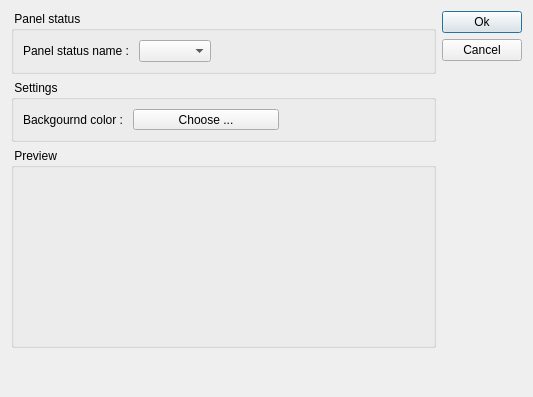
Old version of the form client/dlgpanelappereance.ui in the repository tbikfalvi/Belenus.
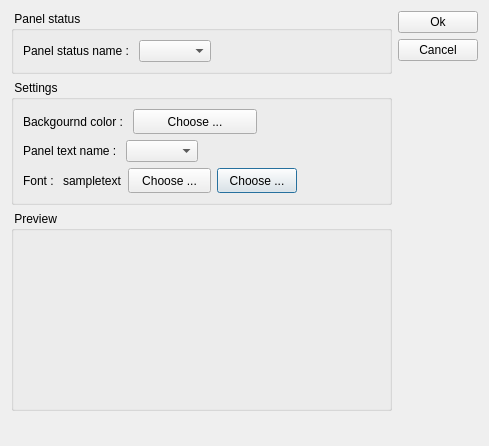
New version of the form.

```diff
--- a/client/dlgpanelappereance.ui
+++ b/client/dlgpanelappereance.ui
@@ -6,22 +6,24 @@
    <rect>
     <x>0</x>
     <y>0</y>
-    <width>533</width>
-    <height>397</height>
+    <width>489</width>
+    <height>446</height>
    </rect>
   </property>
   <property name="windowTitle">
    <string>Dialog</string>
   </property>
-  <layout class="QHBoxLayout" name="horizontalLayout_3">
+  <layout class="QHBoxLayout" name="horizontalLayout_5">
    <item>
-    <layout class="QVBoxLayout" name="verticalLayout_2">
+    <layout class="QVBoxLayout" name="verticalLayout_4">
      <item>
       <widget class="QGroupBox" name="gbPanelStatus">
        <property name="title">
         <string> Panel status </string>
        </property>
-       <layout class="QHBoxLayout" name="horizontalLayout">
+       <layout class="QVBoxLayout" name="verticalLayout_2">
+        <item>
+         <layout class="QHBoxLayout" name="horizontalLayout_3">
         <item>
          <widget class="QLabel" name="lblPanelStatusName">
           <property name="text">
@@ -46,6 +48,8 @@
          </spacer>
         </item>
        </layout>
+        </item>
+       </layout>
       </widget>
      </item>
      <item>
@@ -53,6 +57,8 @@
        <property name="title">
         <string> Settings </string>
        </property>
+       <layout class="QVBoxLayout" name="verticalLayout_3">
+        <item>
        <layout class="QHBoxLayout" name="horizontalLayout_2">
         <item>
          <widget class="QLabel" name="lblBackgroundColor">
@@ -69,6 +75,12 @@
             <verstretch>0</verstretch>
            </sizepolicy>
           </property>
+            <property name="minimumSize">
+             <size>
+              <width>0</width>
+              <height>25</height>
+             </size>
+            </property>
           <property name="maximumSize">
            <size>
             <width>16777215</width>
@@ -80,8 +92,8 @@
           </property>
           <property name="iconSize">
            <size>
-            <width>20</width>
-            <height>20</height>
+              <width>10</width>
+              <height>10</height>
            </size>
           </property>
           <property name="toolButtonStyle">
@@ -103,6 +115,119 @@
          </spacer>
         </item>
        </layout>
+        </item>
+        <item>
+         <layout class="QHBoxLayout" name="horizontalLayout_4">
+          <item>
+           <widget class="QLabel" name="lblPanelText">
+            <property name="text">
+             <string>Panel text name : </string>
+            </property>
+           </widget>
+          </item>
+          <item>
+           <widget class="QComboBox" name="cmbPanelText"/>
+          </item>
+          <item>
+           <spacer name="horizontalSpacer_4">
+            <property name="orientation">
+             <enum>Qt::Horizontal</enum>
+            </property>
+            <property name="sizeHint" stdset="0">
+             <size>
+              <width>40</width>
+              <height>20</height>
+             </size>
+            </property>
+           </spacer>
+          </item>
+         </layout>
+        </item>
+        <item>
+         <layout class="QHBoxLayout" name="horizontalLayout">
+          <item>
+           <widget class="QLabel" name="lblFont">
+            <property name="text">
+             <string>Font : </string>
+            </property>
+           </widget>
+          </item>
+          <item>
+           <widget class="QLabel" name="lblSample">
+            <property name="text">
+             <string>sampletext</string>
+            </property>
+           </widget>
+          </item>
+          <item>
+           <widget class="QToolButton" name="pbFontColor">
+            <property name="sizePolicy">
+             <sizepolicy hsizetype="MinimumExpanding" vsizetype="Fixed">
+              <horstretch>0</horstretch>
+              <verstretch>0</verstretch>
+             </sizepolicy>
+            </property>
+            <property name="minimumSize">
+             <size>
+              <width>0</width>
+              <height>25</height>
+             </size>
+            </property>
+            <property name="maximumSize">
+             <size>
+              <width>16777215</width>
+              <height>24</height>
+             </size>
+            </property>
+            <property name="text">
+             <string>Choose ...</string>
+            </property>
+            <property name="iconSize">
+             <size>
+              <width>20</width>
+              <height>20</height>
+             </size>
+            </property>
+            <property name="toolButtonStyle">
+             <enum>Qt::ToolButtonTextBesideIcon</enum>
+            </property>
+           </widget>
+          </item>
+          <item>
+           <widget class="QPushButton" name="pbTextColor">
+            <property name="minimumSize">
+             <size>
+              <width>0</width>
+              <height>25</height>
+             </size>
+            </property>
+            <property name="text">
+             <string>Choose ...</string>
+            </property>
+            <property name="iconSize">
+             <size>
+              <width>10</width>
+              <height>10</height>
+             </size>
+            </property>
+           </widget>
+          </item>
+          <item>
+           <spacer name="horizontalSpacer_3">
+            <property name="orientation">
+             <enum>Qt::Horizontal</enum>
+            </property>
+            <property name="sizeHint" stdset="0">
+             <size>
+              <width>40</width>
+              <height>20</height>
+             </size>
+            </property>
+           </spacer>
+          </item>
+         </layout>
+        </item>
+       </layout>
       </widget>
      </item>
      <item>
```
Left out of the diff: 35 changed lines with no effect on the pictures. Lines whose indentation alone changed are shown as unchanged.
